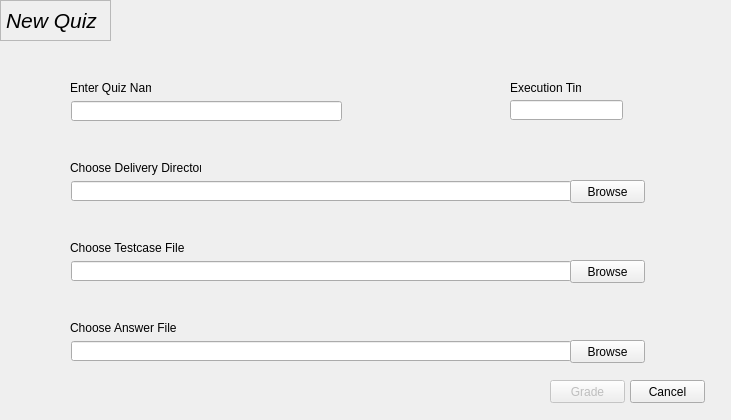
Old version of the form InstaGrader/createnewquiz.ui in the repository AcademyAutograder/Autograder-0.1.
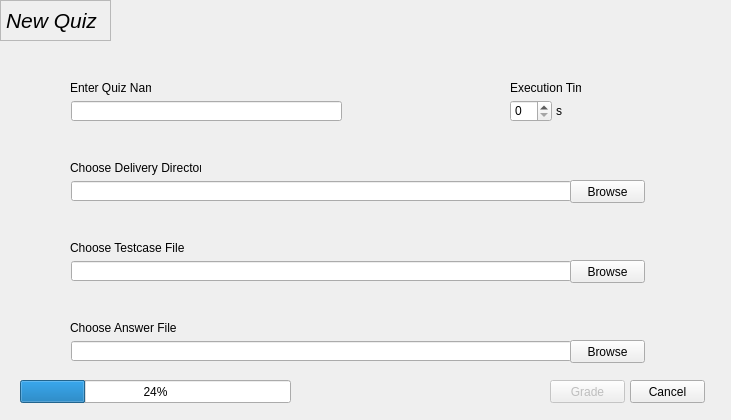
New version of the form.

```diff
--- a/InstaGrader/createnewquiz.ui
+++ b/InstaGrader/createnewquiz.ui
@@ -195,16 +195,6 @@
     <string>Browse</string>
    </property>
   </widget>
-  <widget class="QLineEdit" name="exectimeLineEdit">
-   <property name="geometry">
-    <rect>
-     <x>510</x>
-     <y>100</y>
-     <width>113</width>
-     <height>20</height>
-    </rect>
-   </property>
-  </widget>
   <widget class="QLabel" name="label">
    <property name="geometry">
     <rect>
@@ -218,6 +208,55 @@
     <string>Execution Time </string>
    </property>
   </widget>
+  <widget class="QProgressBar" name="progressBar">
+   <property name="geometry">
+    <rect>
+     <x>20</x>
+     <y>380</y>
+     <width>271</width>
+     <height>23</height>
+    </rect>
+   </property>
+   <property name="value">
+    <number>24</number>
+   </property>
+  </widget>
+  <widget class="QLabel" name="statusLabel">
+   <property name="geometry">
+    <rect>
+     <x>300</x>
+     <y>375</y>
+     <width>251</width>
+     <height>31</height>
+    </rect>
+   </property>
+   <property name="text">
+    <string/>
+   </property>
+  </widget>
+  <widget class="QSpinBox" name="spinBox">
+   <property name="geometry">
+    <rect>
+     <x>510</x>
+     <y>100</y>
+     <width>42</width>
+     <height>22</height>
+    </rect>
+   </property>
+  </widget>
+  <widget class="QLabel" name="label_2">
+   <property name="geometry">
+    <rect>
+     <x>556</x>
+     <y>100</y>
+     <width>20</width>
+     <height>21</height>
+    </rect>
+   </property>
+   <property name="text">
+    <string>s</string>
+   </property>
+  </widget>
  </widget>
  <resources/>
  <connections/>
```
